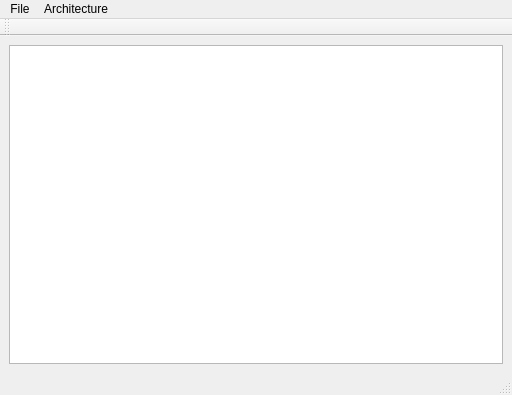
Before: the Qt Designer form viewer.ui in aparent/QCViewer, drawn with Qt 5.
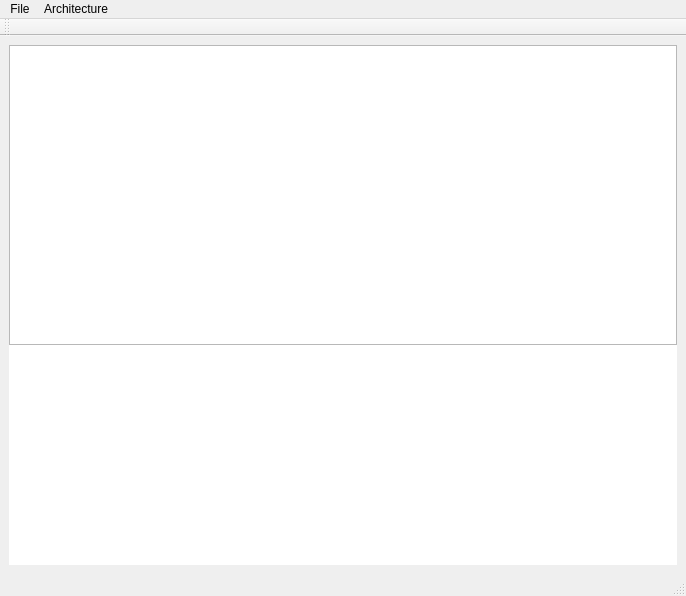
After: the same form once the commit is applied.

Diff of the .ui file:
```diff
--- a/viewer.ui
+++ b/viewer.ui
@@ -6,8 +6,8 @@
    <rect>
     <x>0</x>
     <y>0</y>
-    <width>512</width>
-    <height>395</height>
+    <width>686</width>
+    <height>582</height>
    </rect>
   </property>
   <property name="windowTitle">
@@ -22,10 +22,21 @@
   <widget class="QWidget" name="centralwidget">
    <layout class="QHBoxLayout" name="horizontalLayout">
     <item>
+     <layout class="QVBoxLayout" name="verticalLayout">
+      <property name="spacing">
+       <number>0</number>
+      </property>
+      <item>
      <widget class="QGraphicsView" name="mainView">
       <property name="enabled">
        <bool>true</bool>
       </property>
+        <property name="minimumSize">
+         <size>
+          <width>0</width>
+          <height>300</height>
+         </size>
+        </property>
       <property name="layoutDirection">
        <enum>Qt::LeftToRight</enum>
       </property>
@@ -40,6 +51,70 @@
       </property>
      </widget>
     </item>
+      <item>
+       <widget class="QPlainTextEdit" name="plainTextEdit">
+        <property name="sizePolicy">
+         <sizepolicy hsizetype="Expanding" vsizetype="Preferred">
+          <horstretch>0</horstretch>
+          <verstretch>30</verstretch>
+         </sizepolicy>
+        </property>
+        <property name="minimumSize">
+         <size>
+          <width>0</width>
+          <height>200</height>
+         </size>
+        </property>
+        <property name="maximumSize">
+         <size>
+          <width>16777215</width>
+          <height>200</height>
+         </size>
+        </property>
+        <property name="frameShape">
+         <enum>QFrame::NoFrame</enum>
+        </property>
+        <property name="frameShadow">
+         <enum>QFrame::Plain</enum>
+        </property>
+        <property name="lineWidth">
+         <number>1</number>
+        </property>
+        <property name="documentTitle">
+         <string notr="true"/>
+        </property>
+        <property name="undoRedoEnabled">
+         <bool>false</bool>
+        </property>
+        <property name="lineWrapMode">
+         <enum>QPlainTextEdit::NoWrap</enum>
+        </property>
+        <property name="readOnly">
+         <bool>true</bool>
+        </property>
+        <property name="plainText">
+         <string notr="true"/>
+        </property>
+       </widget>
+      </item>
+      <item>
+       <widget class="QLineEdit" name="lineEdit">
+        <property name="sizePolicy">
+         <sizepolicy hsizetype="Expanding" vsizetype="Fixed">
+          <horstretch>0</horstretch>
+          <verstretch>0</verstretch>
+         </sizepolicy>
+        </property>
+        <property name="text">
+         <string/>
+        </property>
+        <property name="frame">
+         <bool>false</bool>
+        </property>
+       </widget>
+      </item>
+     </layout>
+    </item>
    </layout>
   </widget>
   <widget class="QMenuBar" name="menubar">
@@ -47,7 +122,7 @@
     <rect>
      <x>0</x>
      <y>0</y>
-     <width>512</width>
+     <width>686</width>
      <height>21</height>
     </rect>
    </property>
```
Left out of the diff: 27 changed lines with no effect on the pictures. Lines whose indentation alone changed are shown as unchanged.
